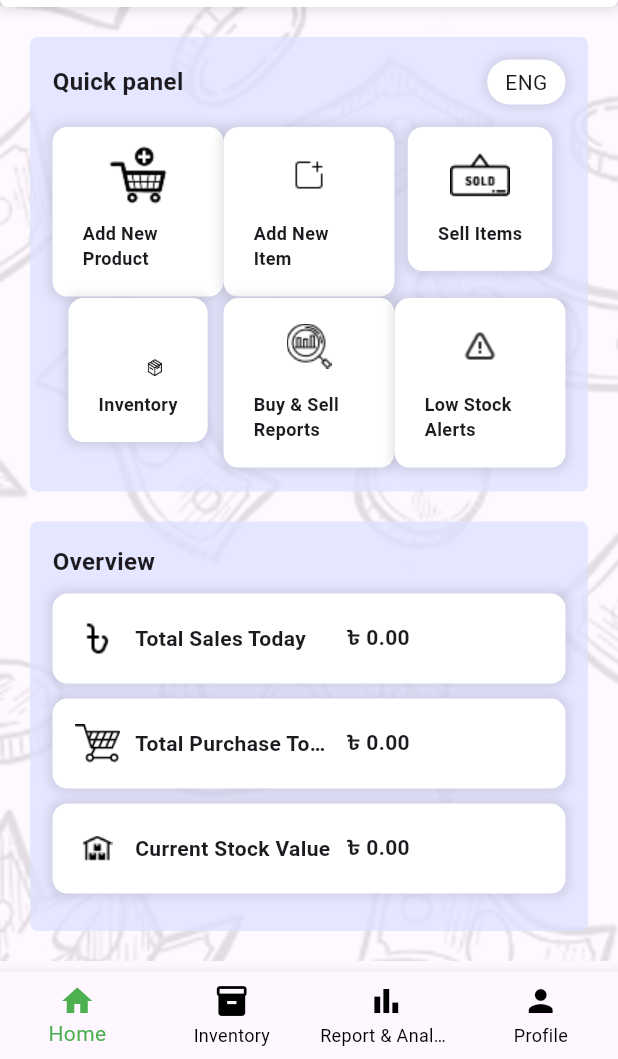
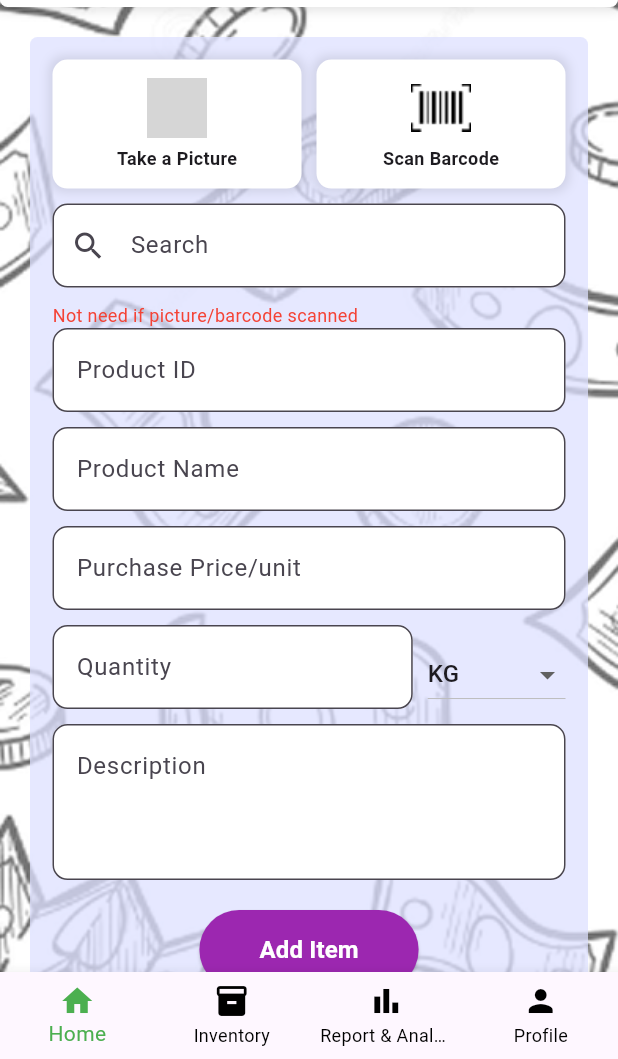
Before and after one commit to FahimMuntashir/GudamGuru, a Flutter app: the HomePage screen opened directly, after a tap on "Add New Item", on a phone screen of 412 x 824 dp, the part 177-1236 px from its top. Run offline on Flutter 3.47's test engine with Material 3 defaults, Android fonts, the light colour scheme and no system bars; grey boxes are pictures that could not be loaded.

Commit message:
adding new item page

```diff
--- a/lib/home.dart
+++ b/lib/home.dart
@@ -1,5 +1,6 @@
 import 'package:flutter/material.dart';
 import 'package:gudam_guru/inventoryPage.dart';
+import 'package:gudam_guru/newItemPage.dart';
 
 import 'newproduct.dart';
 
@@ -244,6 +245,13 @@ Widget _buildQuickButton(String iconPath, String label, BuildContext context) {
               builder: (context) => const InventoryPage()), // Fix applied here
         );
       }
+      else if (label == 'Add New Item') {
+        Navigator.push(
+          context,
+          MaterialPageRoute(
+              builder: (context) => const NewItemPage()), // Fix applied here
+        );
+      }
     },
     child: Column(
       children: [
--- /dev/null
+++ b/lib/newItemPage.dart
@@ -0,0 +1,287 @@
+import 'package:flutter/material.dart';
+import 'package:gudam_guru/home.dart';
+import 'package:gudam_guru/inventoryPage.dart';
+
+
+class NewItemPage extends StatefulWidget {
+  const NewItemPage({super.key});
+
+  @override
+  _NewItemPageState createState() => _NewItemPageState();
+}
+
+class _NewItemPageState extends State<NewItemPage> {
+  String selectedUnit = 'KG'; // Default unit for Quantity
+  final List<String> unitOptions = [
+    'KG',
+    'Pcs',
+    'Litre',
+    'Dozen',
+    'Bags',
+    'Set',
+    'Gauge',
+    'Packet',
+    'Carton',
+    'SQ Metre',
+    'Metre',
+    'SQ Feet',
+    'Feet',
+    'Inch'
+  ];
+
+  @override
+  Widget build(BuildContext context) {
+    return Scaffold(
+      body: Stack(
+        children: [
+          // Background Image (Stretched to Full Page)
+          Positioned.fill(
+            child: Container(
+              width: double.infinity,
+              height: double.infinity,
+              decoration: BoxDecoration(
+                image: DecorationImage(
+                  image: AssetImage('assets/images/background.png'),
+                  fit: BoxFit.cover,
+                ),
+              ),
+            ),
+          ),
+
+          SingleChildScrollView(
+            child: Column(
+              children: [
+                // Header
+                Container(
+                  width: double.infinity,
+                  padding:
+                      const EdgeInsets.symmetric(horizontal: 20, vertical: 15),
+                  decoration: BoxDecoration(
+                    color: Colors.white,
+                    borderRadius: const BorderRadius.only(
+                      bottomLeft: Radius.circular(5),
+                      bottomRight: Radius.circular(5),
+                    ),
+                    boxShadow: [
+                      BoxShadow(
+                        color: Colors.black.withOpacity(0.1),
+                        blurRadius: 5,
+                        spreadRadius: 2,
+                      ),
+                    ],
+                  ),
+                  child: Row(
+                    mainAxisAlignment: MainAxisAlignment.spaceBetween,
+                    children: [
+                      Image.asset(
+                        'assets/images/logo.png',
+                        width: 150,
+                      ),
+                      const Text(
+                        'Company name',
+                        style: TextStyle(
+                          fontSize: 16,
+                          fontWeight: FontWeight.bold,
+                        ),
+                      ),
+                    ],
+                  ),
+                ),
+
+                const SizedBox(height: 20),
+
+                // Full Container with Buttons & Text Fields
+                Container(
+                  padding: const EdgeInsets.all(15),
+                  margin: const EdgeInsets.symmetric(horizontal: 20),
+                  decoration: BoxDecoration(
+                    color: const Color(0xFFDDE0FF).withOpacity(0.75),
+                    borderRadius: BorderRadius.circular(5),
+                  ),
+                  child: Column(
+                    children: [
+                      // Quick Actions (Take Picture & Scan Barcode)
+                      Row(
+                        mainAxisAlignment: MainAxisAlignment.spaceBetween,
+                        children: [
+                          Expanded(
+                            child: _buildQuickActionButton(
+                                'assets/icons/camera.png', 'Take a Picture'),
+                          ),
+                          const SizedBox(width: 10),
+                          Expanded(
+                            child: _buildQuickActionButton(
+                                'assets/icons/barcode.png', 'Scan Barcode'),
+                          ),
+                        ],
+                      ),
+
+                      const SizedBox(height: 10),
+
+                      // Search Bar
+                      _buildSearchBar(),
+
+                      const SizedBox(height: 10),
+
+                      // Input Fields Inside the Container
+                      _buildTextField('Product ID',
+                          errorText: 'Not need if picture/barcode scanned'),
+                      _buildTextField('Product Name'),
+                      _buildTextField('Purchase Price/unit'),
+
+                      // Quantity with Unit Toggle
+                      Row(
+                        children: [
+                          Expanded(child: _buildTextField('Quantity')),
+                          const SizedBox(width: 10),
+                          DropdownButton<String>(
+                            value: selectedUnit,
+                            items: unitOptions.map((String unit) {
+                              return DropdownMenuItem<String>(
+                                value: unit,
+                                child: Text(unit),
+                              );
+                            }).toList(),
+                            onChanged: (String? newValue) {
+                              setState(() {
+                                selectedUnit = newValue!;
+                              });
+                            },
+                          ),
+                        ],
+                      ),
+
+                      _buildTextField('Description', maxLines: 3),
+
+                      const SizedBox(height: 10),
+
+                      // Add Item Button
+                      ElevatedButton(
+                        style: ElevatedButton.styleFrom(
+                          backgroundColor: Colors.purple,
+                          padding: const EdgeInsets.symmetric(
+                              horizontal: 40, vertical: 15),
+                          shape: RoundedRectangleBorder(
+                            borderRadius: BorderRadius.circular(30),
+                          ),
+                        ),
+                        onPressed: () {},
+                        child: const Text(
+                          'Add Item',
+                          style: TextStyle(
+                            fontSize: 16,
+                            color: Colors.white,
+                            fontWeight: FontWeight.bold,
+                          ),
+                        ),
+                      ),
+                    ],
+                  ),
+                ),
+                const SizedBox(height: 20),
+              ],
+            ),
+          ),
+        ],
+      ),
+
+      // Bottom Navigation Bar
+      bottomNavigationBar: BottomNavigationBar(
+        type: BottomNavigationBarType.fixed,
+        selectedItemColor: Colors.green,
+        unselectedItemColor: Colors.black,
+        onTap: (index) {
+          if (index == 0) {
+            Navigator.pushReplacement(
+              context,
+              MaterialPageRoute(builder: (context) => const HomePage()),
+            );
+          }
+          if (index == 1) {
+            Navigator.pushReplacement(
+              context,
+              MaterialPageRoute(builder: (context) => const InventoryPage()),
+            );
+          }
+        },
+        items: const [
+          BottomNavigationBarItem(icon: Icon(Icons.home), label: 'Home'),
+          BottomNavigationBarItem(
+              icon: Icon(Icons.inventory), label: 'Inventory'),
+          BottomNavigationBarItem(
+              icon: Icon(Icons.bar_chart), label: 'Report & Analytics'),
+          BottomNavigationBarItem(icon: Icon(Icons.person), label: 'Profile'),
+        ],
+      ),
+    );
+  }
+
+  // Search Bar Widget
+  Widget _buildSearchBar() {
+    return TextField(
+      decoration: InputDecoration(
+        filled: true,
+        fillColor: Colors.white,
+        hintText: 'Search',
+        prefixIcon: const Icon(Icons.search),
+        border: OutlineInputBorder(
+          borderRadius: BorderRadius.circular(10),
+        ),
+      ),
+    );
+  }
+
+  // Quick Action Button Widget
+  Widget _buildQuickActionButton(String iconPath, String label) {
+    return Container(
+      padding: const EdgeInsets.all(12),
+      decoration: BoxDecoration(
+        color: Colors.white,
+        borderRadius: BorderRadius.circular(10),
+        boxShadow: [
+          BoxShadow(
+            color: Colors.black.withOpacity(0.1),
+            blurRadius: 5,
+            spreadRadius: 2,
+          ),
+        ],
+      ),
+      child: Column(
+        mainAxisAlignment: MainAxisAlignment.center,
+        children: [
+          Image.asset(iconPath, width: 40, height: 40),
+          const SizedBox(height: 5),
+          Text(label,
+              style:
+                  const TextStyle(fontSize: 12, fontWeight: FontWeight.bold)),
+        ],
+      ),
+    );
+  }
+
+// Text Field Widget with Optional Error Message
+  Widget _buildTextField(String hint, {int maxLines = 1, String? errorText}) {
+    return Padding(
+      padding: const EdgeInsets.only(bottom: 10),
+      child: Column(
+        crossAxisAlignment: CrossAxisAlignment.start,
+        children: [
+          if (errorText != null)
+            Text(errorText,
+                style: const TextStyle(color: Colors.red, fontSize: 12)),
+          TextField(
+            maxLines: maxLines,
+            decoration: InputDecoration(
+              filled: true,
+              fillColor: Colors.white,
+              hintText: hint,
+              border: OutlineInputBorder(
+                borderRadius: BorderRadius.circular(10),
+              ),
+            ),
+          ),
+        ],
+      ),
+    );
+  }
+}
```
